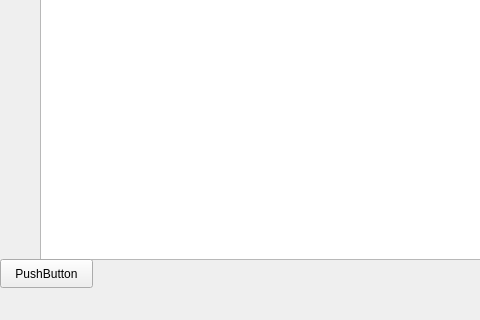
First picture: the form in GUI/GUI/mainwindow.ui, repository gulleh5002-spec/semestor-projekt-2, before the edit; both pictures show x 0 to 480 and y 280 to 600 of the 800 by 600 pixel window.
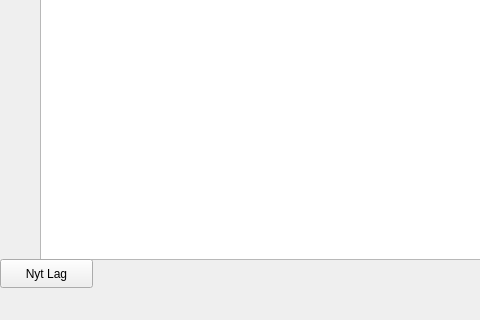
Second picture: the form after the edit.

Commit message: Button, ++layer on click

Diff of the .ui file:
```diff
--- a/GUI/GUI/mainwindow.ui
+++ b/GUI/GUI/mainwindow.ui
@@ -45,7 +45,7 @@
      </rect>
     </property>
     <property name="text">
-     <string>PushButton</string>
+     <string>Nyt Lag</string>
     </property>
    </widget>
   </widget>
```
Left out of the diff: 2 changed lines with no effect on the pictures. The commit also changes 2 other files.
